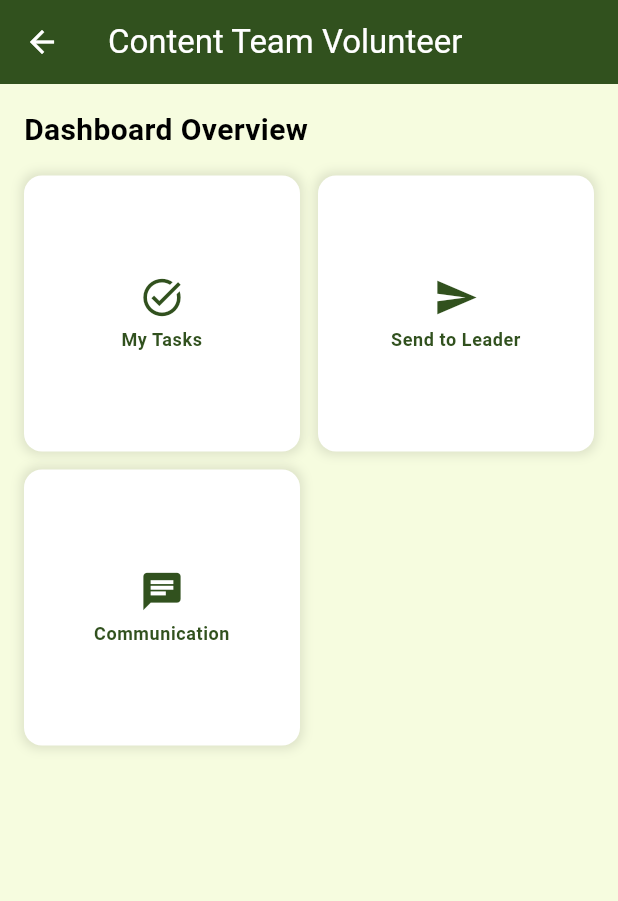
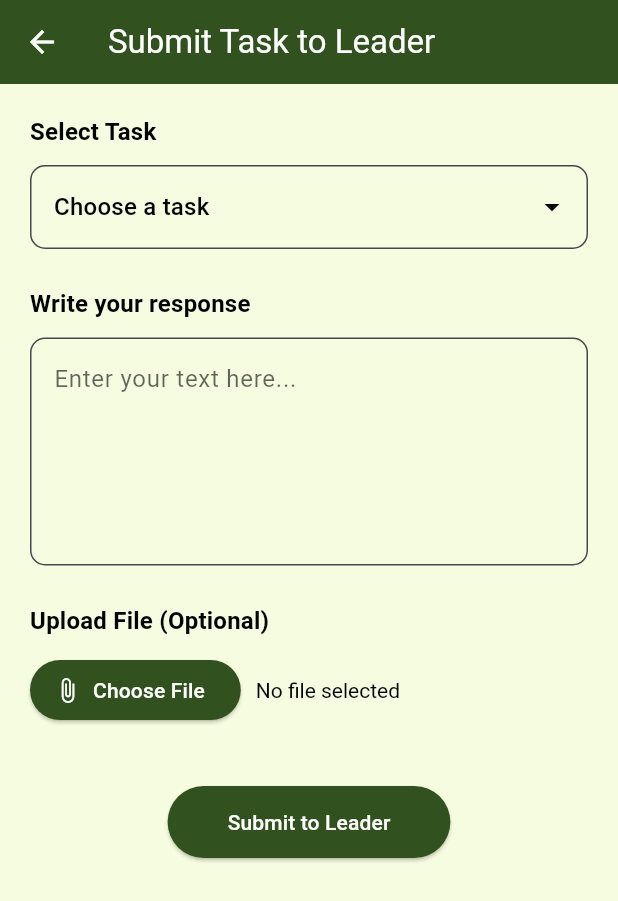
Before and after one commit to Muhammadsaqibsharif/kaar_e_kamal, a Flutter app: the ContentTeamVolunteerDashboardScreen screen opened by its route, after a tap on "Send to Leader", on a phone screen of 412 x 824 dp. Shown: the top 901 px of the screen. Run offline on Flutter 3.47's test engine with Material 3 defaults, Android fonts, the light colour scheme and no system bars; our stand-ins replace carousel_slider, file_picker, flutter_cache_manager, font_awesome_flutter, image_picker, percent_indicator and 3 more; accounts and stored records are empty.

Commit message:
Content Volunteer To Leader Request Screen

```diff
--- a/lib/routes/app_routes.dart
+++ b/lib/routes/app_routes.dart
@@ -1,6 +1,7 @@
 import 'package:flutter/material.dart';
 import 'package:kaar_e_kamal/core/theme/theme_settings_screen.dart';
 import 'package:kaar_e_kamal/routes/route_names.dart';
+import 'package:kaar_e_kamal/screens/Teams_%20volunteers/content_team_%20Volunteer/SendToContantLeader/ContentVolunteerToLeaderRequestScreen.dart';
 import 'package:kaar_e_kamal/screens/Teams_%20volunteers/content_team_%20Volunteer/content_team_volunteer_dashboard_screen.dart';
 import 'package:kaar_e_kamal/screens/Teams_%20volunteers/content_team_%20Volunteer/content_team_volunteer_task_screen/ContentTeamVolunteerTaskScreen.dart';
 import 'package:kaar_e_kamal/screens/common/auth/login.dart';
@@ -167,6 +168,7 @@ class AppRoutes {
       //Content Team Volunteer Routes
       RouteNames.ContentTeamVolunteerDashboardScreen: (context) => ContentTeamVolunteerDashboardScreen(),
       RouteNames.ContentTeamVolunteerTaskScreen: (context) => ContentTeamVolunteerTaskScreen(),
+      RouteNames.ContentVolunteerToLeaderRequestScreen: (context) => ContentVolunteerToLeaderRequestScreen(),
     };
   }
 }
--- a/lib/routes/route_names.dart
+++ b/lib/routes/route_names.dart
@@ -83,4 +83,6 @@ class RouteNames {
       '/ContentTeamVolunteerDashboardScreen';
   static const String ContentTeamVolunteerTaskScreen =
       '/ContentTeamVolunteerTaskScreen';
+  static const String ContentVolunteerToLeaderRequestScreen =
+      '/ContentVolunteerToLeaderRequestScreen';
 }
--- /dev/null
+++ b/lib/screens/Teams_ volunteers/content_team_ Volunteer/SendToContantLeader/ContentVolunteerToLeaderRequestScreen.dart
@@ -0,0 +1,191 @@
+import 'package:flutter/material.dart';
+import 'dart:io';
+import 'package:file_picker/file_picker.dart';
+
+class ContentVolunteerToLeaderRequestScreen extends StatefulWidget {
+  const ContentVolunteerToLeaderRequestScreen({super.key});
+
+  @override
+  State<ContentVolunteerToLeaderRequestScreen> createState() =>
+      _ContentVolunteerToLeaderRequestScreenState();
+}
+
+class _ContentVolunteerToLeaderRequestScreenState
+    extends State<ContentVolunteerToLeaderRequestScreen> {
+  final List<String> assignedTasks = [
+    'Write Caption for Fundraiser',
+    'Create Instagram Story Text',
+    'Design Facebook Post',
+    'Compose Event Reminder Text',
+  ];
+
+  String? selectedTask;
+  final TextEditingController _submissionTextController =
+      TextEditingController();
+  File? selectedFile;
+
+  Future<void> pickFile() async {
+    final result = await FilePicker.platform.pickFiles();
+
+    if (result != null && result.files.single.path != null) {
+      setState(() {
+        selectedFile = File(result.files.single.path!);
+      });
+    }
+  }
+
+  void submitRequest() {
+    if (selectedTask == null || _submissionTextController.text.isEmpty) {
+      ScaffoldMessenger.of(context).showSnackBar(
+        const SnackBar(content: Text('Please complete all fields')),
+      );
+      return;
+    }
+
+    ScaffoldMessenger.of(context).showSnackBar(
+      const SnackBar(content: Text('Request submitted successfully')),
+    );
+
+    setState(() {
+      selectedTask = null;
+      _submissionTextController.clear();
+      selectedFile = null;
+    });
+  }
+
+  @override
+  Widget build(BuildContext context) {
+    final theme = Theme.of(context);
+    final isDark = theme.brightness == Brightness.dark;
+    final textColor = isDark ? Colors.white : Colors.black;
+
+    return Scaffold(
+      appBar: AppBar(
+        title: const Text('Submit Task to Leader'),
+        backgroundColor: theme.primaryColor,
+      ),
+      body: Padding(
+        padding: const EdgeInsets.all(20),
+        child: SingleChildScrollView(
+          child: DefaultTextStyle(
+            style: TextStyle(color: textColor),
+            child: Column(
+              crossAxisAlignment: CrossAxisAlignment.start,
+              children: [
+                Text(
+                  'Select Task',
+                  style: theme.textTheme.titleMedium?.copyWith(
+                    fontWeight: FontWeight.bold,
+                    color: textColor,
+                  ),
+                ),
+                const SizedBox(height: 10),
+                DropdownButtonFormField<String>(
+                  value: selectedTask,
+                  dropdownColor: theme.cardColor,
+                  decoration: InputDecoration(
+                    filled: true,
+                    fillColor: Colors.transparent,
+                    border: OutlineInputBorder(
+                      borderRadius: BorderRadius.circular(10),
+                    ),
+                  ),
+                  hint: Text(
+                    'Choose a task',
+                    style: TextStyle(color: textColor),
+                  ),
+                  iconEnabledColor: textColor,
+                  items: assignedTasks
+                      .map((task) => DropdownMenuItem(
+                            value: task,
+                            child: Text(
+                              task,
+                              style: TextStyle(color: textColor),
+                            ),
+                          ))
+                      .toList(),
+                  onChanged: (value) {
+                    setState(() {
+                      selectedTask = value;
+                    });
+                  },
+                ),
+                const SizedBox(height: 25),
+                Text(
+                  'Write your response',
+                  style: theme.textTheme.titleMedium?.copyWith(
+                    fontWeight: FontWeight.bold,
+                    color: textColor,
+                  ),
+                ),
+                const SizedBox(height: 10),
+                TextField(
+                  controller: _submissionTextController,
+                  maxLines: 5,
+                  style: TextStyle(color: textColor),
+                  decoration: InputDecoration(
+                    hintText: 'Enter your text here...',
+                    hintStyle: TextStyle(color: textColor.withOpacity(0.6)),
+                    filled: true,
+                    fillColor: Colors.transparent,
+                    border: OutlineInputBorder(
+                      borderRadius: BorderRadius.circular(10),
+                    ),
+                  ),
+                ),
+                const SizedBox(height: 25),
+                Text(
+                  'Upload File (Optional)',
+                  style: theme.textTheme.titleMedium?.copyWith(
+                    fontWeight: FontWeight.bold,
+                    color: textColor,
+                  ),
+                ),
+                const SizedBox(height: 10),
+                Row(
+                  children: [
+                    ElevatedButton.icon(
+                      onPressed: pickFile,
+                      icon: const Icon(Icons.attach_file),
+                      label: const Text('Choose File'),
+                      style: ElevatedButton.styleFrom(
+                        backgroundColor: theme.primaryColor,
+                        foregroundColor: Colors.white,
+                      ),
+                    ),
+                    const SizedBox(width: 10),
+                    Expanded(
+                      child: Text(
+                        selectedFile != null
+                            ? selectedFile!.path.split('/').last
+                            : 'No file selected',
+                        style: TextStyle(color: textColor),
+                        overflow: TextOverflow.ellipsis,
+                      ),
+                    ),
+                  ],
+                ),
+                const SizedBox(height: 40),
+                Center(
+                  child: ElevatedButton(
+                    onPressed: submitRequest,
+                    style: ElevatedButton.styleFrom(
+                      backgroundColor: theme.primaryColor,
+                      foregroundColor: Colors.white,
+                      padding: const EdgeInsets.symmetric(
+                          horizontal: 40, vertical: 14),
+                      shape: RoundedRectangleBorder(
+                        borderRadius: BorderRadius.circular(30),
+                      ),
+                    ),
+                    child: const Text('Submit to Leader'),
+                  ),
+                ),
+              ],
+            ),
+          ),
+        ),
+      ),
+    );
+  }
+}
--- a/lib/screens/Teams_ volunteers/content_team_ Volunteer/content_team_volunteer_dashboard_screen.dart
+++ b/lib/screens/Teams_ volunteers/content_team_ Volunteer/content_team_volunteer_dashboard_screen.dart
@@ -45,8 +45,8 @@ class ContentTeamVolunteerDashboardScreen extends StatelessWidget {
                     title: 'Send to Leader',
                     icon: Icons.send,
                     onTap: () {
-                      // Navigator.pushNamed(context,
-                      //     RouteNames.ContentVolunteerToPresidentRequestScreen);
+                      Navigator.pushNamed(context,
+                          RouteNames.ContentVolunteerToLeaderRequestScreen);
                     },
                   ),
                   _buildFeatureTile(
```
